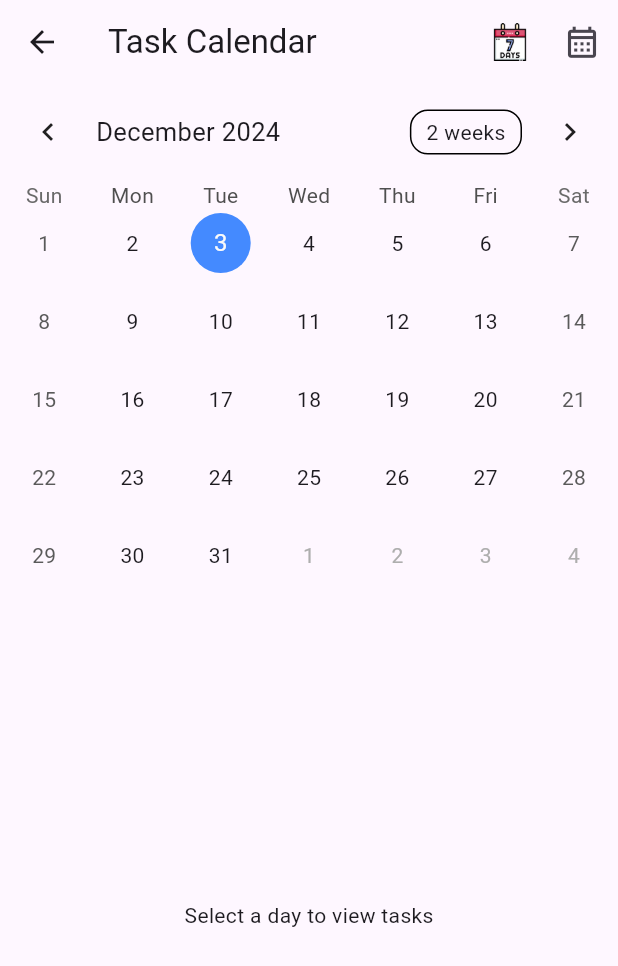
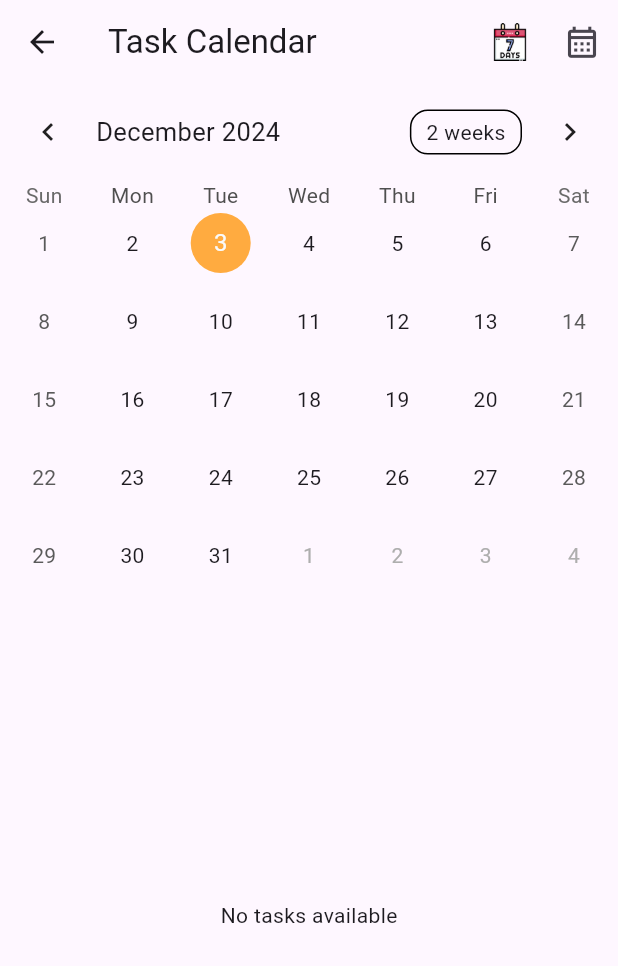
Before and after one commit to MasumBillah00/Task_management_system, a Flutter app: the CalendarTaskViewScreen screen opened directly, on a phone screen of 412 x 824 dp. Shown: the top 966 px of the screen. Run offline on Flutter 3.47's test engine with Material 3 defaults, Android fonts, the phone set to English and light mode, and no system bars; drawn by our look-alikes of table_calendar; our stand-ins replace bloc, cloud_firestore, connectivity_plus, equatable, firebase_auth, firebase_core and 2 more; accounts and stored records are empty.

Commit message:
Patrially complete

```diff
--- a/lib/screens/task_screen/calender_task_view.dart
+++ b/lib/screens/task_screen/calender_task_view.dart
@@ -18,6 +18,7 @@ class _CalendarTaskViewScreenState extends State<CalendarTaskViewScreen> {
   @override
   void initState() {
     super.initState();
+    _selectedDay = DateTime.now();
     _fetchTaskDates(); // Fetch dates with tasks on initialization
   }
 
@@ -115,9 +116,9 @@ class _CalendarTaskViewScreenState extends State<CalendarTaskViewScreen> {
 
   Widget _buildTaskListForSelectedDate() {
     DateTime selectedDate = DateTime(
-      _selectedDay!.year,
-      _selectedDay!.month,
-      _selectedDay!.day,
+      _selectedDay?.year ?? DateTime.now().year,
+      _selectedDay?.month ?? DateTime.now().month,
+      _selectedDay?.day ?? DateTime.now().day,
     );
 
     if (_tasksByDate[selectedDate] == null || _tasksByDate[selectedDate]!.isEmpty) {
--- a/lib/screens/team/create_team.dart
+++ b/lib/screens/team/create_team.dart
@@ -19,8 +19,9 @@ class _CreateTeamScreenState extends State<CreateTeamScreen> {
   }
 
   Future<void> _fetchTeamMembers() async {
-    // Fetch existing team members from Firestore
-    QuerySnapshot snapshot = await FirebaseFirestore.instance.collection('team_members').get();
+    QuerySnapshot snapshot = await FirebaseFirestore.instance.collection('users')
+        .where('role', isNotEqualTo: 'Teacher')
+        .get();
     setState(() {
       _members = snapshot.docs.map((doc) => doc['name'] as String).toList();
     });
--- a/lib/screens/team_member/team_member_list_screen.dart
+++ b/lib/screens/team_member/team_member_list_screen.dart
@@ -21,7 +21,11 @@ class MemberListScreen extends StatelessWidget {
           }
           List<TeamMember> members = snapshot.data!.docs
               .map((doc) => TeamMember.fromMap(doc.data() as Map<String, dynamic>))
+              .where((member) => member.role != 'Teacher')
               .toList();
+          if (members.isEmpty) {
+            return const Center(child: Text("No team members available"));
+          }
 
           return ListView.builder(
             itemCount: members.length,
--- a/lib/widget/task_widgets/task_card.dart
+++ b/lib/widget/task_widgets/task_card.dart
@@ -24,6 +24,12 @@ class TaskCard extends StatelessWidget {
             _buildDetailRow("Priority", task.priority, isPriority: true),
             _buildDetailRow("Deadline", task.deadline.toLocal().toString().split(' ')[0], isDeadline: true),
             _buildDetailRow("Status", task.status),
+            // _buildDetailRow(
+            //   "Assigned Users",
+            //   task.assignedUsers.isNotEmpty
+            //       ? task.assignedUsers.join(", ") // Display user names
+            //       : "None",
+            // ),
           ],
         ),
       ),
```
Also changed, not shown: lib/data/models/team_member_model.dart (+1 -36 lines), lib/screens/task_screen/task_add_screen.dart (+4 -15 lines), lib/screens/user/update_task.dart (+11 -1 lines), 2 other files.
